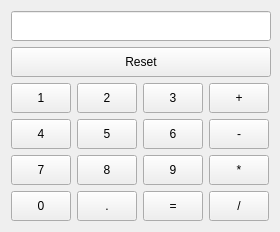
Before: the Qt Designer form 2nd semester/hw04/03/uberCalculatorUI.ui in Axroy/SPbSU_study, drawn with Qt 5.
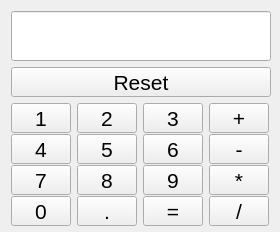
After: the same form once the commit is applied.

Commit message: Minor improvements to form and 'point' button.

The edit to the form file:
```diff
--- a/2nd semester/hw04/03/uberCalculatorUI.ui
+++ b/2nd semester/hw04/03/uberCalculatorUI.ui
@@ -16,12 +16,6 @@
     <height>232</height>
    </size>
   </property>
-  <property name="maximumSize">
-   <size>
-    <width>280</width>
-    <height>232</height>
-   </size>
-  </property>
   <property name="windowTitle">
    <string>UberCalculator</string>
   </property>
@@ -33,9 +27,15 @@
        <property name="minimumSize">
         <size>
          <width>260</width>
-         <height>30</height>
+         <height>50</height>
         </size>
        </property>
+       <property name="font">
+        <font>
+         <family>MS Shell Dlg 2</family>
+         <pointsize>16</pointsize>
+        </font>
+       </property>
        <property name="readOnly">
         <bool>true</bool>
        </property>
@@ -51,6 +51,11 @@
            <height>30</height>
           </size>
          </property>
+         <property name="font">
+          <font>
+           <pointsize>16</pointsize>
+          </font>
+         </property>
          <property name="text">
           <string>5</string>
          </property>
@@ -64,6 +69,11 @@
            <height>30</height>
           </size>
          </property>
+         <property name="font">
+          <font>
+           <pointsize>16</pointsize>
+          </font>
+         </property>
          <property name="text">
           <string>9</string>
          </property>
@@ -77,6 +87,11 @@
            <height>30</height>
           </size>
          </property>
+         <property name="font">
+          <font>
+           <pointsize>16</pointsize>
+          </font>
+         </property>
          <property name="text">
           <string>6</string>
          </property>
@@ -90,6 +105,11 @@
            <height>30</height>
           </size>
          </property>
+         <property name="font">
+          <font>
+           <pointsize>16</pointsize>
+          </font>
+         </property>
          <property name="text">
           <string>-</string>
          </property>
@@ -103,6 +123,11 @@
            <height>30</height>
           </size>
          </property>
+         <property name="font">
+          <font>
+           <pointsize>16</pointsize>
+          </font>
+         </property>
          <property name="text">
           <string>+</string>
          </property>
@@ -116,6 +141,11 @@
            <height>30</height>
           </size>
          </property>
+         <property name="font">
+          <font>
+           <pointsize>16</pointsize>
+          </font>
+         </property>
          <property name="text">
           <string>*</string>
          </property>
@@ -129,6 +159,11 @@
            <height>30</height>
           </size>
          </property>
+         <property name="font">
+          <font>
+           <pointsize>16</pointsize>
+          </font>
+         </property>
          <property name="text">
           <string>3</string>
          </property>
@@ -142,6 +177,11 @@
            <height>30</height>
           </size>
          </property>
+         <property name="font">
+          <font>
+           <pointsize>16</pointsize>
+          </font>
+         </property>
          <property name="text">
           <string>4</string>
          </property>
@@ -155,6 +195,11 @@
            <height>30</height>
           </size>
          </property>
+         <property name="font">
+          <font>
+           <pointsize>16</pointsize>
+          </font>
+         </property>
          <property name="text">
           <string>1</string>
          </property>
@@ -168,6 +213,11 @@
            <height>30</height>
           </size>
          </property>
+         <property name="font">
+          <font>
+           <pointsize>16</pointsize>
+          </font>
+         </property>
          <property name="text">
           <string>2</string>
          </property>
@@ -181,6 +231,11 @@
            <height>30</height>
           </size>
          </property>
+         <property name="font">
+          <font>
+           <pointsize>16</pointsize>
+          </font>
+         </property>
          <property name="text">
           <string>7</string>
          </property>
@@ -194,6 +249,11 @@
            <height>30</height>
           </size>
          </property>
+         <property name="font">
+          <font>
+           <pointsize>16</pointsize>
+          </font>
+         </property>
          <property name="text">
           <string>8</string>
          </property>
@@ -207,6 +267,11 @@
            <height>30</height>
           </size>
          </property>
+         <property name="font">
+          <font>
+           <pointsize>16</pointsize>
+          </font>
+         </property>
          <property name="text">
           <string>0</string>
          </property>
@@ -220,6 +285,11 @@
            <height>30</height>
           </size>
          </property>
+         <property name="font">
+          <font>
+           <pointsize>16</pointsize>
+          </font>
+         </property>
          <property name="text">
           <string>.</string>
          </property>
@@ -233,6 +303,11 @@
            <height>30</height>
           </size>
          </property>
+         <property name="font">
+          <font>
+           <pointsize>16</pointsize>
+          </font>
+         </property>
          <property name="text">
           <string>=</string>
          </property>
@@ -246,6 +321,11 @@
            <height>30</height>
           </size>
          </property>
+         <property name="font">
+          <font>
+           <pointsize>16</pointsize>
+          </font>
+         </property>
          <property name="text">
           <string>/</string>
          </property>
@@ -261,6 +341,11 @@
          <height>30</height>
         </size>
        </property>
+       <property name="font">
+        <font>
+         <pointsize>16</pointsize>
+        </font>
+       </property>
        <property name="text">
         <string>Reset</string>
        </property>
```
The commit also changes 1 other file.
